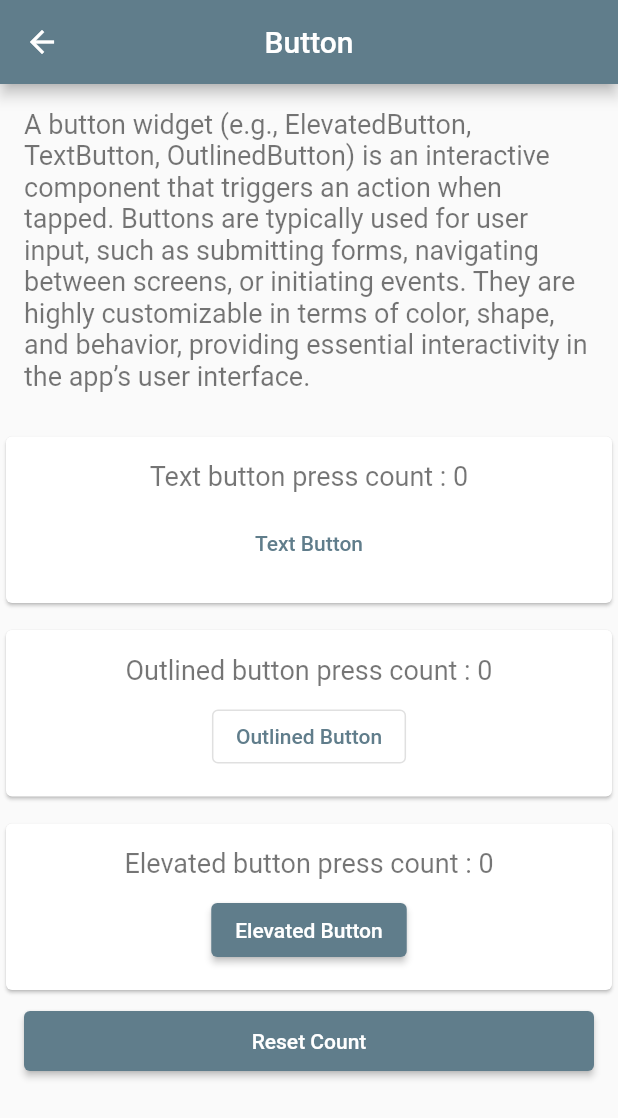
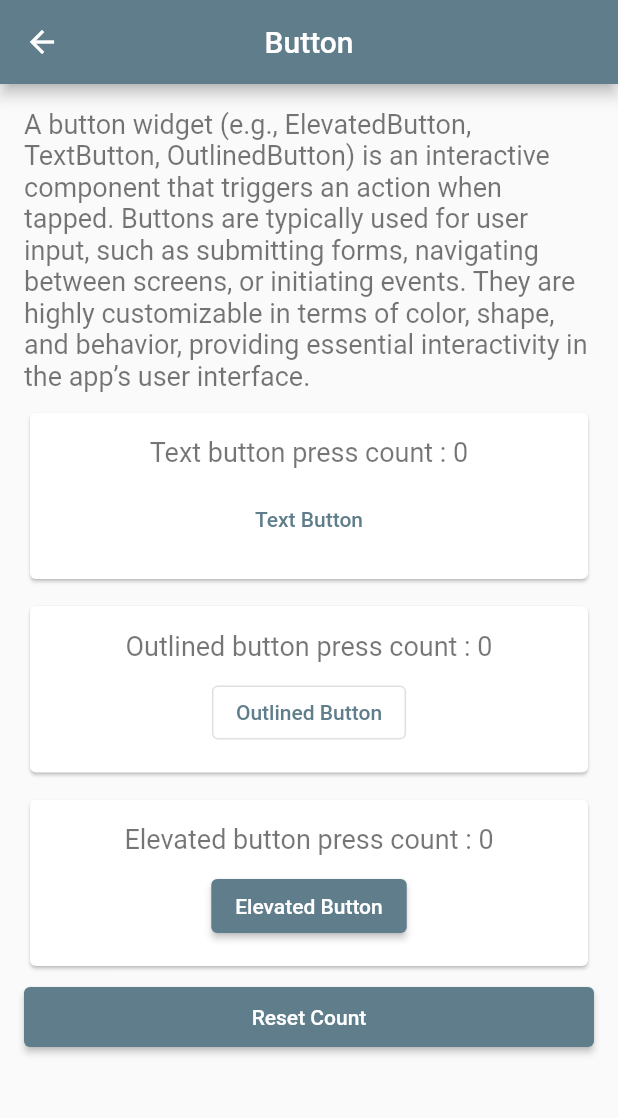
Before and after one commit to BishalTamangDev/flutter_all_concepts, a Flutter app: the screen it shows after launch, after a tap on "Button", on a phone screen of 412 x 824 dp. Shown: the top 1118 px of the screen. Run offline on Flutter 3.47's test engine with Material 3 defaults, Android fonts, the phone set to English and light mode, and no system bars; network calls fail.

Commit message:
widget: expanded

```diff
--- a/lib/main.dart
+++ b/lib/main.dart
@@ -1,6 +1,9 @@
 import 'package:all_concepts/screens/center_screen.dart';
 import 'package:all_concepts/screens/container_screen.dart';
 import 'package:all_concepts/screens/button_screen.dart';
+import 'package:all_concepts/screens/expanded_screen.dart';
+import 'package:all_concepts/screens/image_screen.dart';
+import 'package:all_concepts/screens/rows_columns_screen.dart';
 import 'package:all_concepts/screens/text_screen.dart';
 import 'package:all_concepts/variables/variables.dart';
 import 'package:flutter/material.dart';
@@ -64,6 +67,27 @@ class HomeScreen extends StatelessWidget {
             'Flexible widget used for layout and styling. It can hold a single child and allows you to control properties like width, height, padding, margin, and alignment. Additionally, you can apply decorations such as colors, borders, or shadows, making it useful for building complex layouts and custom UI designs.',
       },
       {
+        'title': 'expanded',
+        'short_description':
+            'The Expanded widget fills available space in Row or Column layouts, resizing its child proportionally.',
+        'description':
+            'The Expanded widget in Flutter is used within a Row, Column, or Flex to make its child widget take up the available remaining space. It flexibly resizes its child in proportion to other children, helping distribute space dynamically based on layout constraints.'
+      },
+      {
+        'title': 'image',
+        'short_description':
+            'The Image widget displays images from assets, network, or files with customizable size and fit.',
+        'description':
+            'The Image widget in Flutter is used to display images in your app. It supports loading images from various sources like assets, network, or files. You can customize the image\'s size, fit (e.g., cover, contain), alignment, and apply effects like color filters.',
+      },
+      {
+        'title': 'row & column',
+        'short_description':
+            'Row: Arranges widgets horizontally & Column: Arranges widgets vertically.',
+        'description':
+            'The Row and Column widgets in Flutter are used for arranging children widgets in a horizontal (Row) or vertical (Column) layout. Both widgets align their children along the main axis (Row: horizontal, Column: vertical) and can control spacing, alignment, and stretching of the children across the cross axis.',
+      },
+      {
         'title': 'text',
         'short_description':
             'A widget used to display styled or unstyled text on the screen, customizable with various formatting options.',
@@ -96,15 +120,6 @@ class HomeScreen extends StatelessWidget {
                           ),
                         ),
                       );
-                    } else if (screen == 'text') {
-                      Navigator.push(
-                        context,
-                        MaterialPageRoute(
-                          builder: (context) => TextScreen(
-                            description: listWidget[index]['description'],
-                          ),
-                        ),
-                      );
                     } else if (screen == 'button') {
                       Navigator.push(
                         context,
@@ -119,6 +134,42 @@ class HomeScreen extends StatelessWidget {
                         context,
                         MaterialPageRoute(
                           builder: (context) => CenterScreen(
+                            description: listWidget[index]['description'],
+                          ),
+                        ),
+                      );
+                    } else if (screen == 'expanded') {
+                      Navigator.push(
+                        context,
+                        MaterialPageRoute(
+                          builder: (context) => ExpandedScreen(
+                            description: listWidget[index]['description'],
+                          ),
+                        ),
+                      );
+                    } else if (screen == 'image') {
+                      Navigator.push(
+                        context,
+                        MaterialPageRoute(
+                          builder: (context) => ImageScreen(
+                            description: listWidget[index]['description'],
+                          ),
+                        ),
+                      );
+                    } else if (screen == 'row & column') {
+                      Navigator.push(
+                        context,
+                        MaterialPageRoute(
+                          builder: (context) => RowsColumnScreen(
+                            description: listWidget[index]['description'],
+                          ),
+                        ),
+                      );
+                    } else if (screen == 'text') {
+                      Navigator.push(
+                        context,
+                        MaterialPageRoute(
+                          builder: (context) => TextScreen(
                             description: listWidget[index]['description'],
                           ),
                         ),
--- a/lib/screens/button_screen.dart
+++ b/lib/screens/button_screen.dart
@@ -49,16 +49,12 @@ class _ButtonScreenState extends State<ButtonScreen> {
         title: const Text("Button"),
         centerTitle: true,
       ),
-      body: SizedBox(
-        width: double.infinity,
+      body: SingleChildScrollView(
+        child: Padding(
+          padding: Variables.getPadding(),
           child: Column(
-          crossAxisAlignment: CrossAxisAlignment.center,
             children: [
-            Padding(
-              padding: Variables.getPadding(),
-              child: Text(widget.description),
-            ),
-
+              Text(widget.description),
               // text button
               const SizedBox(
                 height: 10.0,
@@ -160,8 +156,6 @@ class _ButtonScreenState extends State<ButtonScreen> {
               SizedBox(
                 width: double.infinity,
                 height: 40,
-              child: Padding(
-                padding: Variables.getLeftRightPadding(),
                 child: ElevatedButton(
                   onPressed: () {
                     resetCount();
@@ -169,8 +163,8 @@ class _ButtonScreenState extends State<ButtonScreen> {
                   child: const Text("Reset Count"),
                 ),
               ),
+            ],
           ),
-          ],
         ),
       ),
     );
--- a/pubspec.yaml
+++ b/pubspec.yaml
@@ -59,8 +59,8 @@ flutter:
   uses-material-design: true
 
   # To add assets to your application, add an assets section, like this:
-  # assets:
-  #   - images/a_dot_burr.jpeg
+  assets:
+    - assets/images/
   #   - images/a_dot_ham.jpeg
 
   # An image asset can refer to one or more resolution-specific "variants", see
```
Also changed, not shown: lib/screens/center_screen.dart (+8 -5 lines), lib/screens/expanded_screen.dart (added, +69 -0 lines), lib/screens/image_screen.dart (added, +49 -0 lines), lib/screens/rows_columns_screen.dart (added, +78 -0 lines), lib/screens/text_screen.dart (+8 -16 lines), assets/images/room.jpg (added). Lines whose indentation alone changed are shown as unchanged.
